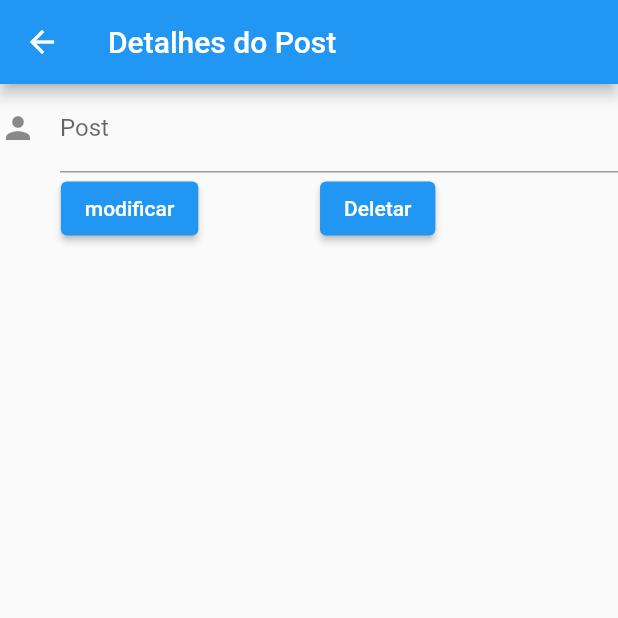
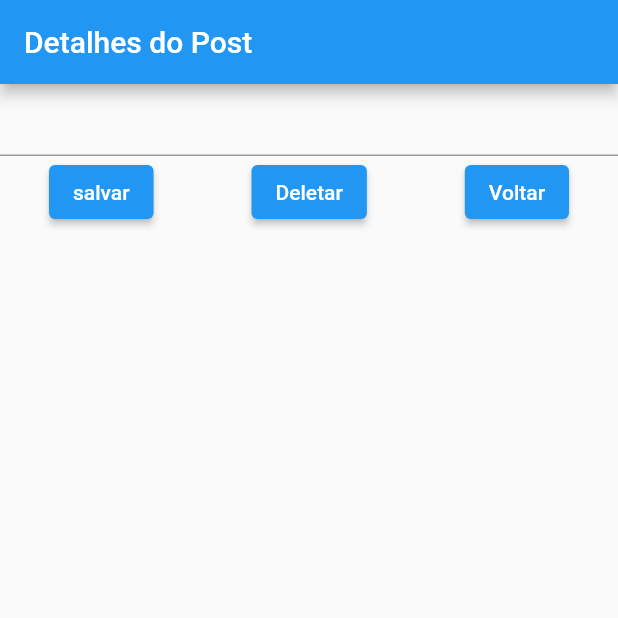
Before and after one commit to tredeneo/CRUD-flutter, a Flutter app: the PostDetalhe screen opened directly with empty values, on a phone screen of 412 x 824 dp, the top half of it. Run offline on Flutter 3.47's test engine with Material 2 defaults, Android fonts, the phone set to English and light mode, and no system bars; network calls fail.

Commit message:
adicionado update nos detalhes

```diff
--- a/lib/api/modelos/Posts.dart
+++ b/lib/api/modelos/Posts.dart
@@ -22,8 +22,8 @@ class Posts {
   factory Posts.fromJson(Map<String, dynamic> json) => Posts(
         userId: json["userId"],
         id: json["id"],
-        title: json["title"],
-        body: json["body"],
+        title: json["title"].toString(),
+        body: json["body"].toString().replaceAll("\n", " "),
       );
 
   Map<String, dynamic> toJson() => {
--- a/lib/telas/inicial.dart
+++ b/lib/telas/inicial.dart
@@ -42,6 +42,7 @@ class _MyHomePageState extends State<MyHomePage> {
         Posts post = posts[index];
         return ListTile(
           title: Text(post.title),
+          subtitle: Text(post.body),
           onTap: () {
             //Navigator.pushReplacementNamed(context, '/detalhe');
             Navigator.pushNamed(context, '/detalhe', arguments: post);
--- a/lib/telas/post_detalhe.dart
+++ b/lib/telas/post_detalhe.dart
@@ -8,8 +8,8 @@ class PostDetalhe extends StatefulWidget {
 }
 
 class _PostDetalheState extends State<PostDetalhe> {
-  bool trocaBotao = true;
   var textController = new TextEditingController();
+  var key = new GlobalKey<FormState>();
 
   @override
   Widget build(BuildContext context) {
@@ -18,37 +18,30 @@ class _PostDetalheState extends State<PostDetalhe> {
     return Scaffold(
       appBar: AppBar(
         title: Text("Detalhes do Post"),
+        automaticallyImplyLeading: false,
       ),
-      body: Column(
+      body: Form(
+        key: key,
+        child: Column(
           children: [
-          Flexible(
-            child: TextFormField(
-              keyboardType: TextInputType.multiline,
+            TextFormField(
               initialValue: textController.text,
-              decoration: const InputDecoration(
-                icon: Icon(Icons.person),
-                hintText: 'What do people call you?',
-                labelText: 'Post',
-              ),
-              onSaved: (String value) {
-                // This optional block of code can be used to run
-                // code when the user saves the form.
+              maxLines: null,
+              onSaved: (val) {
+                atualizarPost(val, args.id.toString());
+                print(val);
               },
-            ),
             ),
             Row(
               mainAxisAlignment: MainAxisAlignment.spaceAround,
               children: [
                 ElevatedButton(
                   onPressed: () {
-                  setState(() {
-                    trocaBotao = !trocaBotao;
-                  });
+                    key.currentState.save();
                   },
-                child: Text("modificar"),
+                  child: Text("salvar"),
                 ),
-              Visibility(
-                child: ElevatedButton(
+                ElevatedButton(
                   onPressed: () {
                     // Navigate back to first screen when tapped.
                     deletarPost(args.id.toString());
@@ -61,23 +54,17 @@ class _PostDetalheState extends State<PostDetalhe> {
                   },
                   child: Text('Deletar'),
                 ),
-                visible: trocaBotao,
-              ),
-              Visibility(
-                child: ElevatedButton(
+                ElevatedButton(
                   onPressed: () {
-                    setState(() {
-                      trocaBotao = !trocaBotao;
-                    });
+                    Navigator.pop(context);
                   },
-                  child: Text('Cancelar'),
-                ),
-                visible: !trocaBotao,
+                  child: Text('Voltar'),
                 )
               ],
             ),
           ],
         ),
+      ),
     );
   }
 }
```
Also changed, not shown: lib/api/endpoint/Posts.dart (+19 -1 lines). Lines whose indentation alone changed are shown as unchanged.
